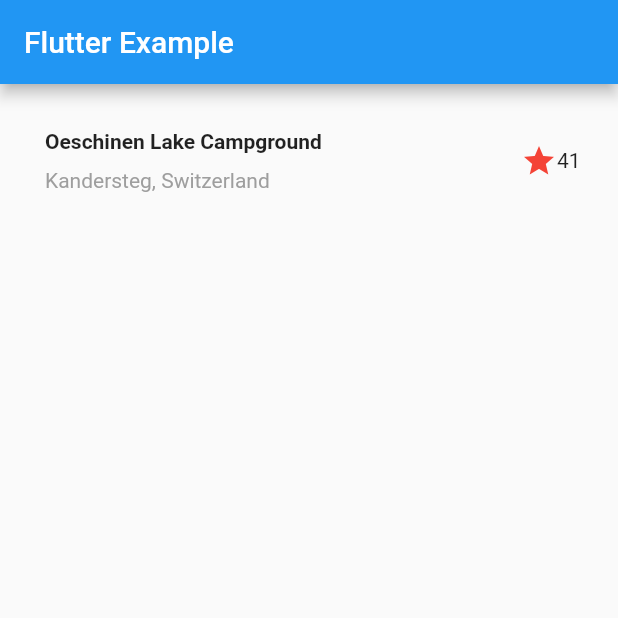
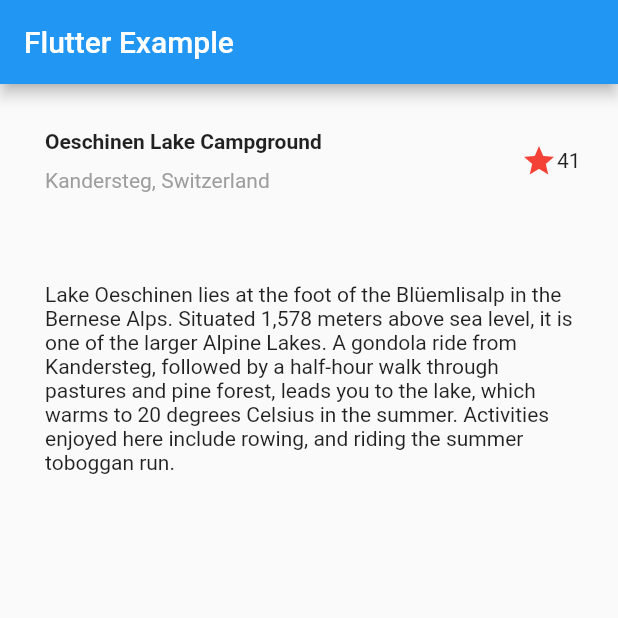
Before and after one commit to PiyushKhurana/layout-example-1, a Flutter app: the screen it shows after launch, on a phone screen of 412 x 824 dp, the top half of it. Run offline on Flutter 3.47's test engine with Material 2 defaults, Android fonts, the phone set to English and light mode, and no system bars.

Commit message:
text section done

```diff
--- a/lib/src/app.dart
+++ b/lib/src/app.dart
@@ -16,6 +16,7 @@ class MyApp extends StatelessWidget {
         body:ListView(
           children: <Widget>[
             TitleSection(),
+            TextSection()
           ],
         )
       ),
--- a/lib/src/widgets/text_section.dart
+++ b/lib/src/widgets/text_section.dart
@@ -0,0 +1,14 @@
+import 'package:flutter/material.dart';
+
+class TextSection extends StatelessWidget {
+  @override
+  Widget build(BuildContext context) {
+    return Container(
+      padding: EdgeInsets.all(30),
+      child: Text(
+        'Lake Oeschinen lies at the foot of the Blüemlisalp in the Bernese Alps. Situated 1,578 meters above sea level, it is one of the larger Alpine Lakes. A gondola ride from Kandersteg, followed by a half-hour walk through pastures and pine forest, leads you to the lake, which warms to 20 degrees Celsius in the summer. Activities enjoyed here include rowing, and riding the summer toboggan run. ',
+        softWrap: true,
+      ),
+    );
+  }
+}
```
